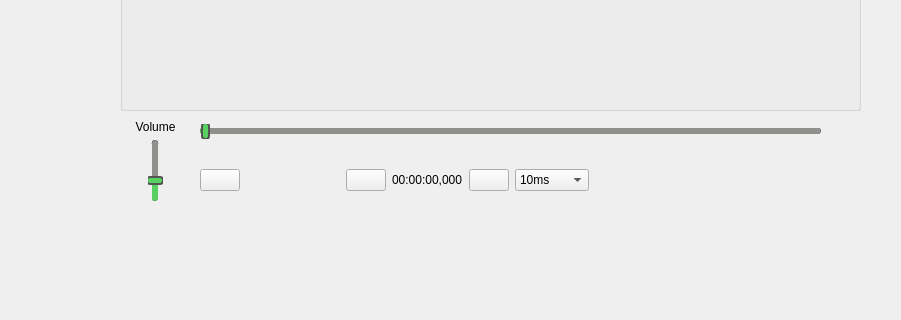
KemerDev/QtSubMaker, file mainwindow.ui: the form before one commit; both pictures show x 0 to 901 and y 229 to 549 of the 985 by 690 pixel window.
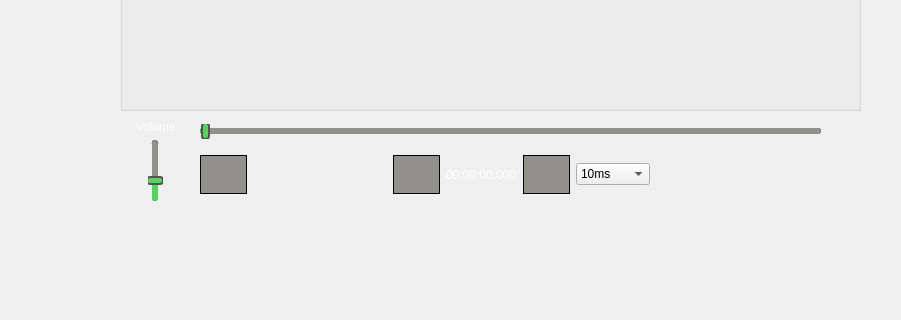
The form after the commit.

What changed in the file:
```diff
--- a/mainwindow.ui
+++ b/mainwindow.ui
@@ -13,6 +13,12 @@
   <property name="windowTitle">
    <string>MainWindow</string>
   </property>
+  <property name="styleSheet">
+   <string notr="true">MainWindow
+{
+	background-color: #292826;
+}</string>
+  </property>
   <widget class="QWidget" name="centralwidget">
    <widget class="QWidget" name="verticalLayoutWidget">
     <property name="geometry">
@@ -94,9 +100,9 @@
     <property name="geometry">
      <rect>
       <x>200</x>
-      <y>370</y>
+      <y>360</y>
       <width>621</width>
-      <height>41</height>
+      <height>49</height>
      </rect>
     </property>
     <layout class="QVBoxLayout" name="verticalLayout_3">
@@ -110,6 +116,15 @@
            <verstretch>0</verstretch>
           </sizepolicy>
          </property>
+         <property name="styleSheet">
+          <string notr="true">QPushButton
+{
+	background-color:  #91908d;
+	width: 45px;
+	height: 37px;
+    border: 1px solid #000000;
+}</string>
+         </property>
          <property name="text">
           <string/>
          </property>
@@ -125,7 +140,7 @@
          </property>
          <property name="sizeHint" stdset="0">
           <size>
-           <width>100</width>
+           <width>140</width>
            <height>20</height>
           </size>
          </property>
@@ -139,6 +154,15 @@
            <verstretch>0</verstretch>
           </sizepolicy>
          </property>
+         <property name="styleSheet">
+          <string notr="true">QPushButton
+{
+	background-color:  #91908d;
+	width: 45px;
+	height: 37px;
+    border: 1px solid #000000;
+}</string>
+         </property>
          <property name="text">
           <string/>
          </property>
@@ -152,6 +176,12 @@
            <verstretch>0</verstretch>
           </sizepolicy>
          </property>
+         <property name="styleSheet">
+          <string notr="true">QLabel
+{
+	color: white;
+}</string>
+         </property>
          <property name="text">
           <string>00:00:00,000</string>
          </property>
@@ -165,6 +195,15 @@
            <verstretch>0</verstretch>
           </sizepolicy>
          </property>
+         <property name="styleSheet">
+          <string notr="true">QPushButton
+{
+	background-color:  #91908d;
+	width: 45px;
+	height: 37px;
+    border: 1px solid #000000;
+}</string>
+         </property>
          <property name="text">
           <string/>
          </property>
@@ -219,6 +258,9 @@
          <property name="orientation">
           <enum>Qt::Horizontal</enum>
          </property>
+         <property name="sizeType">
+          <enum>QSizePolicy::MinimumExpanding</enum>
+         </property>
          <property name="sizeHint" stdset="0">
           <size>
            <width>40</width>
@@ -243,6 +285,12 @@
     <layout class="QVBoxLayout" name="verticalLayout_4" stretch="0,0">
      <item>
       <widget class="QLabel" name="label_current_Volume">
+       <property name="styleSheet">
+        <string notr="true">QLabel
+{
+	color: white;
+}</string>
+       </property>
        <property name="text">
         <string>Volume</string>
        </property>
```
